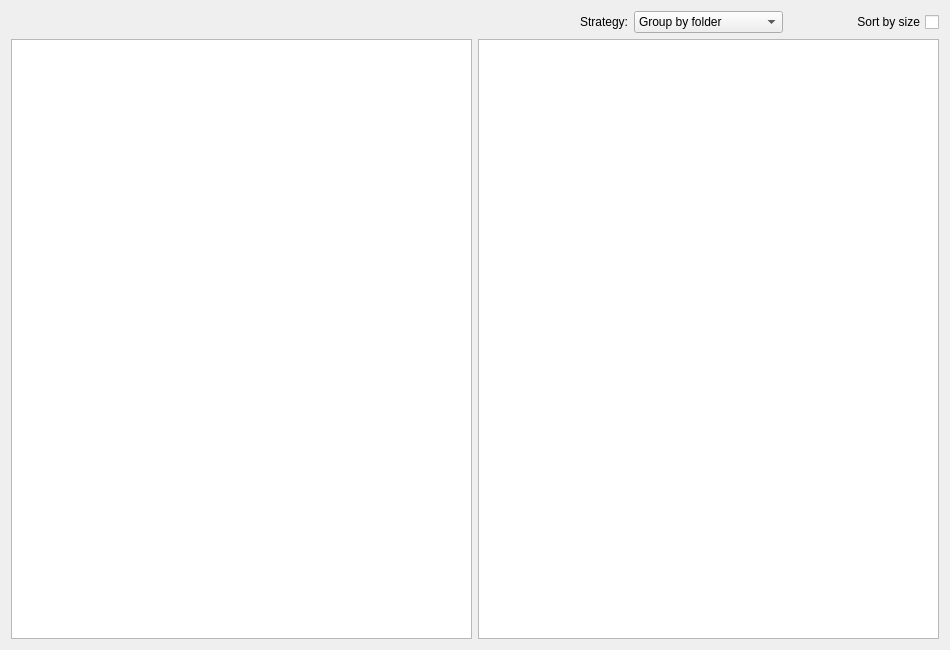
Above: QTLab3/ui/FileExplorer.ui from Gyoma/FileExplorer before the change. Below: the same form after it.
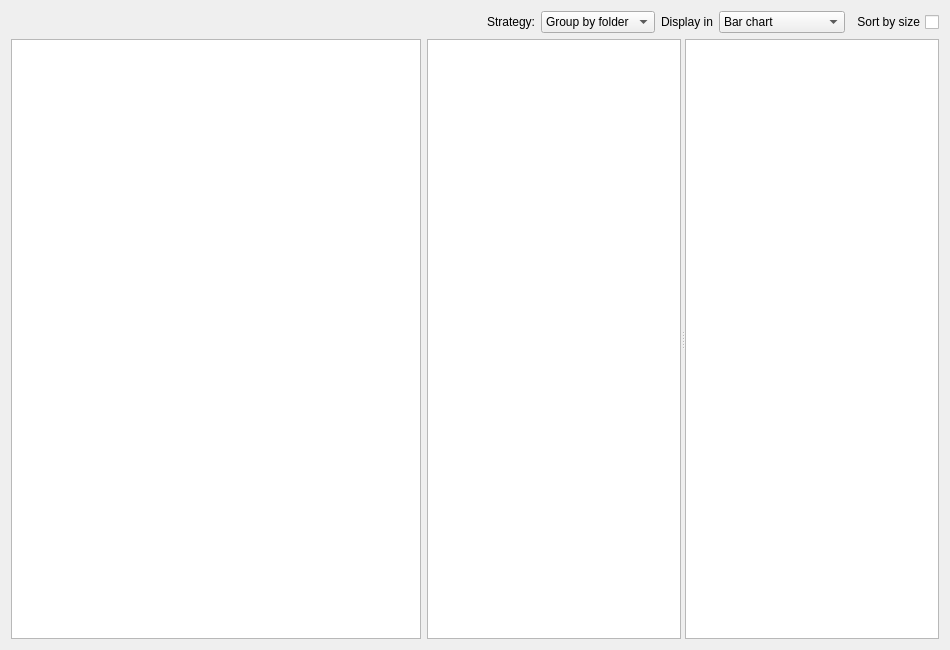
That is the form after the change. Custom widgets are drawn as their Qt base class.

```diff
--- a/QTLab3/ui/FileExplorer.ui
+++ b/QTLab3/ui/FileExplorer.ui
@@ -20,8 +20,24 @@
    <string>FileExplorer</string>
   </property>
   <layout class="QGridLayout" name="gridLayout">
-   <item row="0" column="1">
+   <item row="0" column="0" colspan="2">
     <layout class="QHBoxLayout" name="ViewLayout">
+     <item>
+      <spacer name="horizontalSpacer">
+       <property name="orientation">
+        <enum>Qt::Horizontal</enum>
+       </property>
+       <property name="sizeType">
+        <enum>QSizePolicy::Expanding</enum>
+       </property>
+       <property name="sizeHint" stdset="0">
+        <size>
+         <width>40</width>
+         <height>20</height>
+        </size>
+       </property>
+      </spacer>
+     </item>
      <item>
       <widget class="QLabel" name="Strategy_label">
        <property name="text">
@@ -47,7 +63,33 @@
       </widget>
      </item>
      <item>
-      <widget class="QCheckBox" name="checkBox">
+      <widget class="QLabel" name="Disply_label">
+       <property name="text">
+        <string>Display in</string>
+       </property>
+      </widget>
+     </item>
+     <item>
+      <widget class="QComboBox" name="Chart_cbox">
+       <item>
+        <property name="text">
+         <string>Bar chart</string>
+        </property>
+       </item>
+       <item>
+        <property name="text">
+         <string>Pie chart</string>
+        </property>
+       </item>
+       <item>
+        <property name="text">
+         <string>Stacked bar chart</string>
+        </property>
+       </item>
+      </widget>
+     </item>
+     <item>
+      <widget class="QCheckBox" name="sortBox">
        <property name="layoutDirection">
         <enum>Qt::RightToLeft</enum>
        </property>
@@ -58,14 +100,27 @@
      </item>
     </layout>
    </item>
-   <item row="2" column="0">
+   <item row="1" column="0">
     <widget class="QTreeView" name="treeView"/>
    </item>
-   <item row="2" column="1">
-    <widget class="QTableView" name="tableView"/>
+   <item row="1" column="1">
+    <widget class="QSplitter" name="splitter">
+     <property name="orientation">
+      <enum>Qt::Horizontal</enum>
+     </property>
+     <widget class="QTableView" name="tableView"/>
+     <widget class="QChartView" name="chartView"/>
+    </widget>
    </item>
   </layout>
  </widget>
+ <customwidgets>
+  <customwidget>
+   <class>QChartView</class>
+   <extends>QGraphicsView</extends>
+   <header>QtCharts</header>
+  </customwidget>
+ </customwidgets>
  <resources/>
  <connections/>
 </ui>
```
